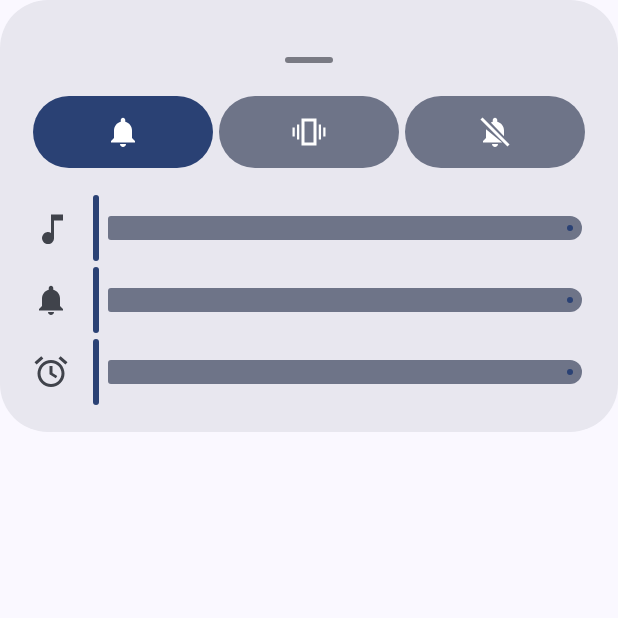
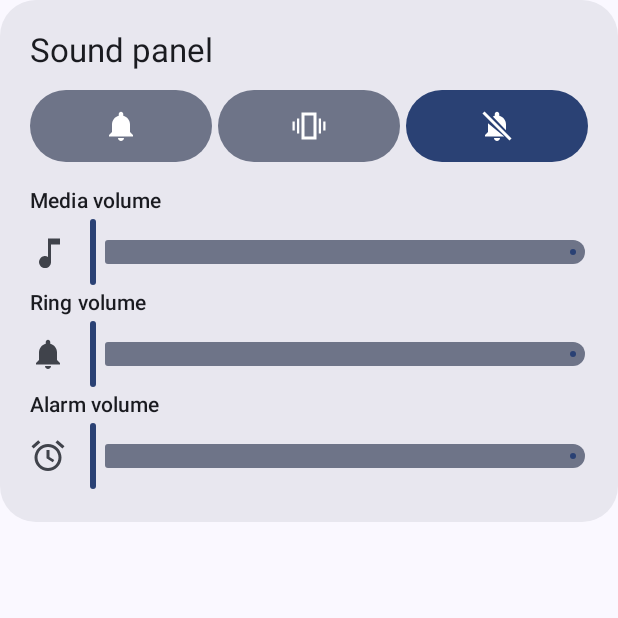
Before and after one commit to kaze-hk/SoundState, an Android app built with Jetpack Compose: the composable SoundPanel shown on its own in the app's theme, on a phone screen of 412 x 824 dp, the top half of it. Run offline under Robolectric (Android 15) with nearby library versions, the phone set to English and light mode, and no system bars.

Commit message:
Move volume controls into the home screen for 1.0.6

```diff
--- a/app/build.gradle.kts
+++ b/app/build.gradle.kts
@@ -13,8 +13,8 @@ android {
         applicationId = "io.github.kaze_hk.soundstate"
         minSdk = 24
         targetSdk = 37
-        versionCode = 6
-        versionName = "1.0.5"
+        versionCode = 7
+        versionName = "1.0.6"
 
         testInstrumentationRunner = "androidx.test.runner.AndroidJUnitRunner"
     }
--- a/app/src/main/AndroidManifest.xml
+++ b/app/src/main/AndroidManifest.xml
@@ -8,14 +8,11 @@
         android:fullBackupContent="@xml/backup_rules" android:icon="@drawable/soundstate_icon"
         android:roundIcon="@drawable/soundstate_icon" android:label="@string/app_name"
         android:localeConfig="@xml/locales_config" android:supportsRtl="true" android:theme="@style/Theme.SoundControlCenter">
-        <activity android:name=".MainActivity" android:exported="true">
+        <activity android:name=".MainActivity" android:exported="true" android:launchMode="singleTop">
             <intent-filter>
                 <action android:name="android.intent.action.MAIN"/>
                 <category android:name="android.intent.category.LAUNCHER"/>
             </intent-filter>
-        </activity>
-        <activity android:name=".PanelActivity" android:exported="true" android:excludeFromRecents="true"
-            android:taskAffinity=".soundpanel" android:launchMode="singleTop" android:theme="@style/Theme.SoundPanel">
             <intent-filter>
                 <action android:name="android.service.quicksettings.action.QS_TILE_PREFERENCES"/>
                 <category android:name="android.intent.category.DEFAULT"/>
--- a/app/src/main/java/com/example/soundcontrolcenter/SoundPanel.kt
+++ b/app/src/main/java/com/example/soundcontrolcenter/SoundPanel.kt
@@ -5,20 +5,15 @@ import android.content.Intent
 import android.media.AudioManager
 import android.os.Build
 import android.provider.Settings
-import android.view.MotionEvent
 import androidx.compose.foundation.background
 import androidx.compose.foundation.layout.*
-import androidx.compose.foundation.rememberScrollState
 import androidx.compose.foundation.selection.selectable
 import androidx.compose.foundation.selection.selectableGroup
 import androidx.compose.foundation.shape.CircleShape
 import androidx.compose.foundation.shape.RoundedCornerShape
-import androidx.compose.foundation.verticalScroll
 import androidx.compose.material3.*
 import androidx.compose.runtime.*
 import androidx.compose.ui.Alignment
-import androidx.compose.ui.ExperimentalComposeUiApi
-import androidx.compose.ui.input.pointer.pointerInteropFilter
 import androidx.compose.ui.Modifier
 import androidx.compose.ui.draw.clip
 import androidx.compose.ui.res.painterResource
@@ -47,9 +42,8 @@ internal val modes = listOf(
     Control(R.string.silent, R.drawable.ic_silent, AudioManager.RINGER_MODE_SILENT)
 )
 
-@OptIn(ExperimentalComposeUiApi::class)
 @Composable
-internal fun SoundPanel(onInteraction: () -> Unit, onMove: (Float) -> Unit, onMoveEnd: () -> Unit) {
+internal fun SoundPanel() {
     val context = LocalContext.current
     val audio = remember { context.getSystemService(AudioManager::class.java) }
     val permissionHint = stringResource(R.string.permission_hint)
@@ -64,7 +58,6 @@ internal fun SoundPanel(onInteraction: () -> Unit, onMove: (Float) -> Unit, onMo
         channels.forEach { (_, _, id) -> values[id] = audio.getStreamVolume(id) }
     }
     fun change(action: () -> Unit) {
-        onInteraction()
         message = ""
         try {
             action()
@@ -82,24 +75,11 @@ internal fun SoundPanel(onInteraction: () -> Unit, onMove: (Float) -> Unit, onMo
         }
     }
     val colors = MaterialTheme.colorScheme
-    Surface(shape = RoundedCornerShape(32.dp), color = colors.surfaceContainerHigh,
-        modifier = Modifier.fillMaxWidth().padding(bottom = 8.dp)) {
-        Column(Modifier.padding(horizontal = 22.dp, vertical = 16.dp)) {
-            var lastRawY by remember { mutableFloatStateOf(0f) }
-            Box(Modifier.fillMaxWidth().height(48.dp).pointerInteropFilter { event ->
-                when (event.actionMasked) {
-                    MotionEvent.ACTION_DOWN -> lastRawY = event.rawY
-                    MotionEvent.ACTION_MOVE -> {
-                        onMove(event.rawY - lastRawY)
-                        lastRawY = event.rawY
-                    }
-                    MotionEvent.ACTION_UP, MotionEvent.ACTION_CANCEL -> onMoveEnd()
-                }
-                true
-            }, contentAlignment = Alignment.Center) {
-                Box(Modifier.size(32.dp, 4.dp).background(colors.outlineVariant, CircleShape))
-            }
-            Column(Modifier.verticalScroll(rememberScrollState())) {
+    Surface(shape = RoundedCornerShape(24.dp), color = colors.surfaceContainerHigh,
+        modifier = Modifier.fillMaxWidth()) {
+        Column(Modifier.padding(20.dp)) {
+            Text(stringResource(R.string.panel), style = MaterialTheme.typography.titleLarge)
+            Spacer(Modifier.height(12.dp))
             Row(Modifier.fillMaxWidth().selectableGroup(), horizontalArrangement = Arrangement.spacedBy(4.dp)) {
                 modes.forEach { (label, icon, value) ->
                     val name = stringResource(label)
@@ -121,6 +101,7 @@ internal fun SoundPanel(onInteraction: () -> Unit, onMove: (Float) -> Unit, onMo
                 val min = if (Build.VERSION.SDK_INT >= 28) audio.getStreamMinVolume(id) else 0
                 val max = audio.getStreamMaxVolume(id)
                 val level = values[id] ?: audio.getStreamVolume(id)
+                Text(name, style = MaterialTheme.typography.labelLarge)
                 Row(verticalAlignment = Alignment.CenterVertically, horizontalArrangement = Arrangement.spacedBy(16.dp)) {
                     Icon(painterResource(icon), null, tint = colors.onSurfaceVariant)
                     Slider(value = level.toFloat(), onValueChange = { position ->
@@ -132,7 +113,6 @@ internal fun SoundPanel(onInteraction: () -> Unit, onMove: (Float) -> Unit, onMo
                 }
             }
             if (message.isNotEmpty()) Text(message)
-            }
         }
     }
     if (permissionNeeded) AlertDialog(onDismissRequest = { permissionNeeded = false },
--- a/app/src/main/res/values/strings.xml
+++ b/app/src/main/res/values/strings.xml
@@ -5,7 +5,7 @@
     <string name="panel_summary">Adjust volume or switch sound modes.</string>
     <string name="open_panel">Open panel</string>
     <string name="quick_settings">Quick Settings</string>
-    <string name="tile_summary">Tap to cycle through Ring, Vibrate, and Silent. Touch and hold to open the sound panel.</string>
+    <string name="tile_summary">Tap to cycle through Ring, Vibrate, and Silent. Touch and hold to open SoundState and adjust volume.</string>
     <string name="silent_dnd_note">On some devices, entering or leaving Silent also changes Do Not Disturb.</string>
     <string name="add_tile">Add tile</string>
     <string name="tile_added">SoundState added to Quick Settings</string>
--- a/app/src/main/res/values/themes.xml
+++ b/app/src/main/res/values/themes.xml
@@ -1,12 +1,3 @@
 <resources>
     <style name="Theme.SoundControlCenter" parent="android:Theme.Material.Light.NoActionBar"/>
-    <style name="Theme.SoundPanel" parent="android:Theme.Material.Dialog.NoActionBar">
-        <item name="android:windowBackground">@android:color/transparent</item>
-        <item name="android:windowIsTranslucent">true</item>
-        <item name="android:windowDisablePreview">true</item>
-        <item name="android:windowAnimationStyle">@android:style/Animation.Dialog</item>
-        <item name="android:windowCloseOnTouchOutside">true</item>
-        <item name="android:backgroundDimEnabled">false</item>
-        <item name="android:windowNoTitle">true</item>
-    </style>
 </resources>
```
Also changed, not shown: app/src/main/java/com/example/soundcontrolcenter/MainActivity.kt (+17 -148 lines), 2 other files. Lines whose indentation alone changed are shown as unchanged.
